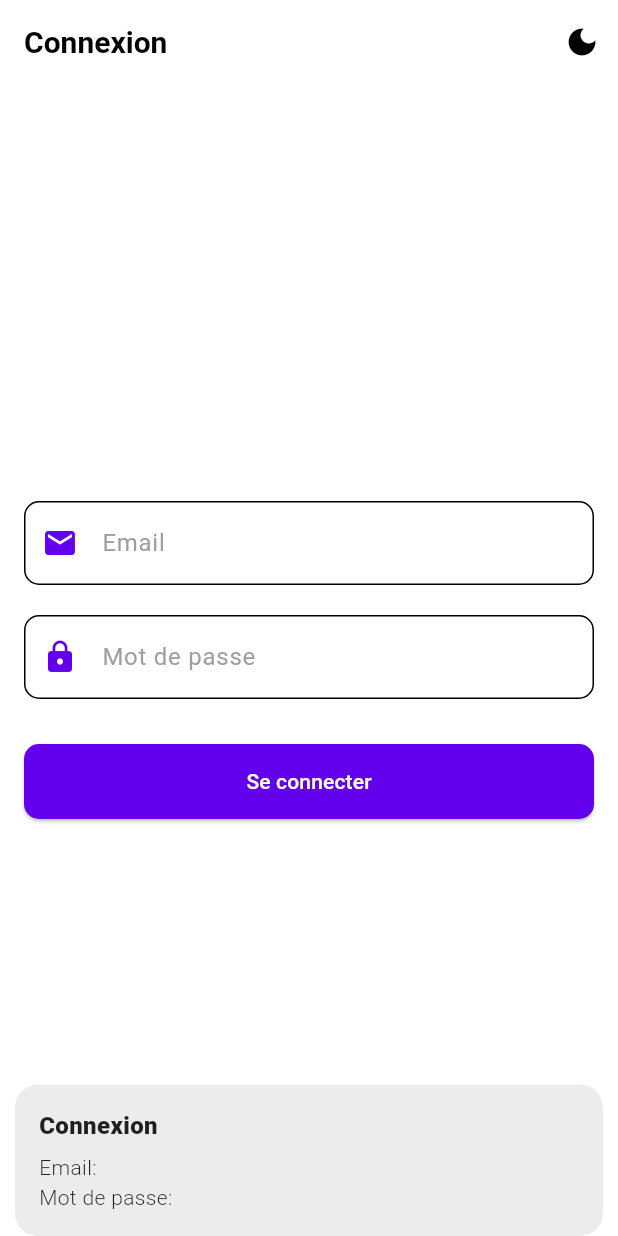
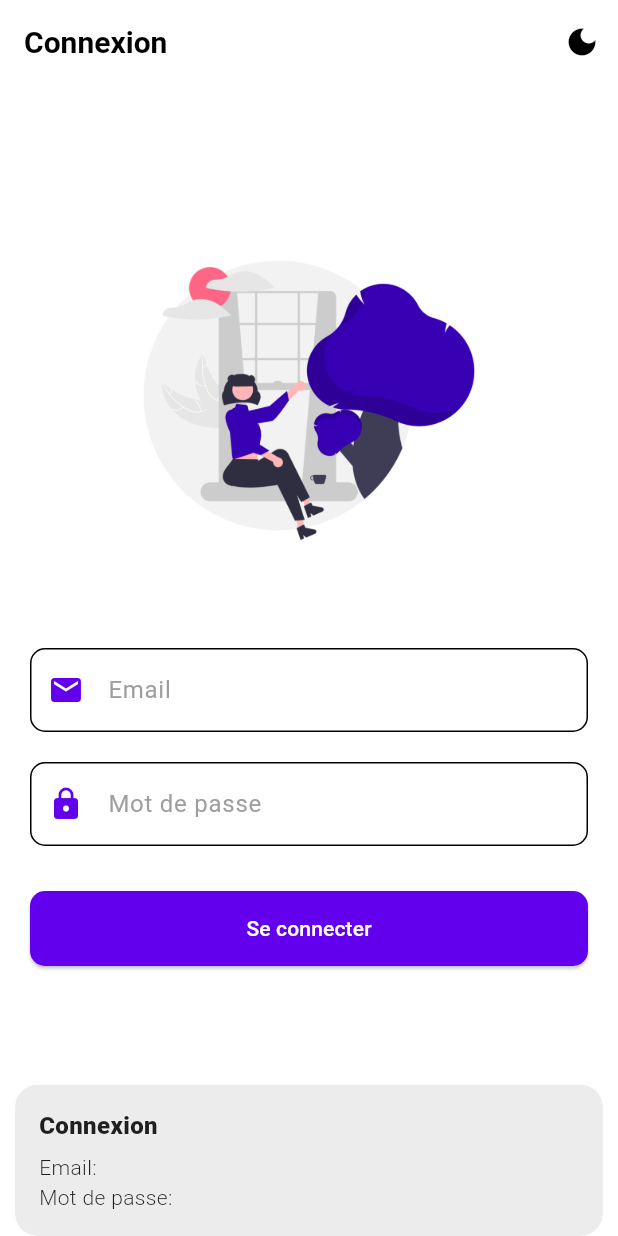
Before and after one commit to HamzaNechi/flutter-theme-management, a Flutter app: the screen it shows after launch, after a tap on "Se connecter", on a phone screen of 412 x 824 dp. Run offline on Flutter 3.47's test engine with Material 3 defaults, Android fonts, the phone set to English and light mode, and no system bars; our stand-ins replace get, get_storage.

Commit message:
commit 16/03/2025 v2

```diff
--- a/lib/login_screen.dart
+++ b/lib/login_screen.dart
@@ -13,9 +13,8 @@ class LoginScreen extends StatelessWidget {
     final themeController = Get.find<ThemeController>();
 
     return Obx((){
-      print("theme controller => ${themeController.isDarkMode}");
-      print("decoration input => ${Get.theme.inputDecorationTheme}");
       return Scaffold(
+        resizeToAvoidBottomInset: true,
           appBar: AppBar(
             title: const Text("Connexion"),
             actions: [
@@ -23,19 +22,37 @@ class LoginScreen extends StatelessWidget {
                 icon: Icon(themeController.isDarkMode.value
                     ? Icons.light_mode
                     : Icons.dark_mode),
-                onPressed: themeController.toggleTheme,
+                onPressed:themeController.toggleTheme,
               ),
             ],
           ),
-          body: Padding(
-            padding: const EdgeInsets.all(16.0),
+          body: SingleChildScrollView(
+              child: ConstrainedBox(
+                constraints: BoxConstraints(
+                  minHeight: MediaQuery.of(context).size.height - 150, // Force la hauteur à être au moins celle de l'écran
+                ),
+                child: Padding(
+                  padding: const EdgeInsets.symmetric(horizontal: 20),
                   child: Column(
-              mainAxisAlignment: MainAxisAlignment.center,
+                    mainAxisAlignment: MainAxisAlignment.center, // Maintenant ça fonctionnera
+                    crossAxisAlignment: CrossAxisAlignment.center,
                     children: [
+                      // Image
+                      Obx(() {
+                        return SizedBox(
+                          width: 250,
+                          height: 250,
+                          child: themeController.isDarkMode.value
+                            ? Image.asset("assets/login_dark.png")
+                            : Image.asset("assets/login_light.png"),
+                        );
+                      }),
+                      const SizedBox(height: 40),
+
                       // Champ de texte Email
                       TextField(
                         controller: emailController,
-                  decoration: (const InputDecoration()).applyDefaults(Get.theme.inputDecorationTheme).copyWith(
+                        decoration: (const InputDecoration()).applyDefaults(Theme.of(context).inputDecorationTheme).copyWith(
                           labelText: "Email",
                           prefixIcon: Icon(Icons.email, color: Get.theme.primaryColor),
                         ),
@@ -46,7 +63,7 @@ class LoginScreen extends StatelessWidget {
                       TextField(
                         controller: passwordController,
                         obscureText: true,
-                  decoration: (const InputDecoration()).applyDefaults(Get.theme.inputDecorationTheme).copyWith(
+                        decoration: (const InputDecoration()).applyDefaults(Theme.of(context).inputDecorationTheme).copyWith(
                           labelText: "Mot de passe",
                           prefixIcon: Icon(Icons.lock, color: Get.theme.primaryColor),
                         ),
@@ -64,13 +81,16 @@ class LoginScreen extends StatelessWidget {
                               snackPosition: SnackPosition.BOTTOM,
                             );
                           },
-                    style: Get.theme.elevatedButtonTheme.style,
+                          style: Theme.of(context).elevatedButtonTheme.style,
                           child: const Text("Se connecter"),
                         ),
                       ),
                     ],
                   ),
                 ),
+              ),
+            ),
+
         );
     });
   }
--- a/lib/main.dart
+++ b/lib/main.dart
@@ -5,12 +5,12 @@ import 'controllers/theme_controller.dart';
 import 'theme.dart';
 
 void main() {
-  Get.put(ThemeController());
+  final themeController= Get.put(ThemeController());
   runApp(
     GetMaterialApp(
       debugShowCheckedModeBanner: false,
       title: 'Flutter Demo',
-      themeMode: Get.find<ThemeController>().theme, // Utiliser le ThemeController pour gérer le mode
+      themeMode: themeController.theme, // Utiliser le ThemeController pour gérer le mode
       theme: lightTheme, // Light mode
       darkTheme: darkTheme, // Dark mode
       home: LoginScreen(),
--- a/pubspec.yaml
+++ b/pubspec.yaml
@@ -60,8 +60,8 @@ flutter:
   uses-material-design: true
 
   # To add assets to your application, add an assets section, like this:
-  # assets:
-  #   - images/a_dot_burr.jpeg
+  assets:
+    - assets/
   #   - images/a_dot_ham.jpeg
 
   # An image asset can refer to one or more resolution-specific "variants", see
```
Also changed, not shown: lib/home_screen.dart (deleted, +0 -31 lines), assets/login_dark.png (added), assets/login_light.png (added). Lines whose indentation alone changed are shown as unchanged.
